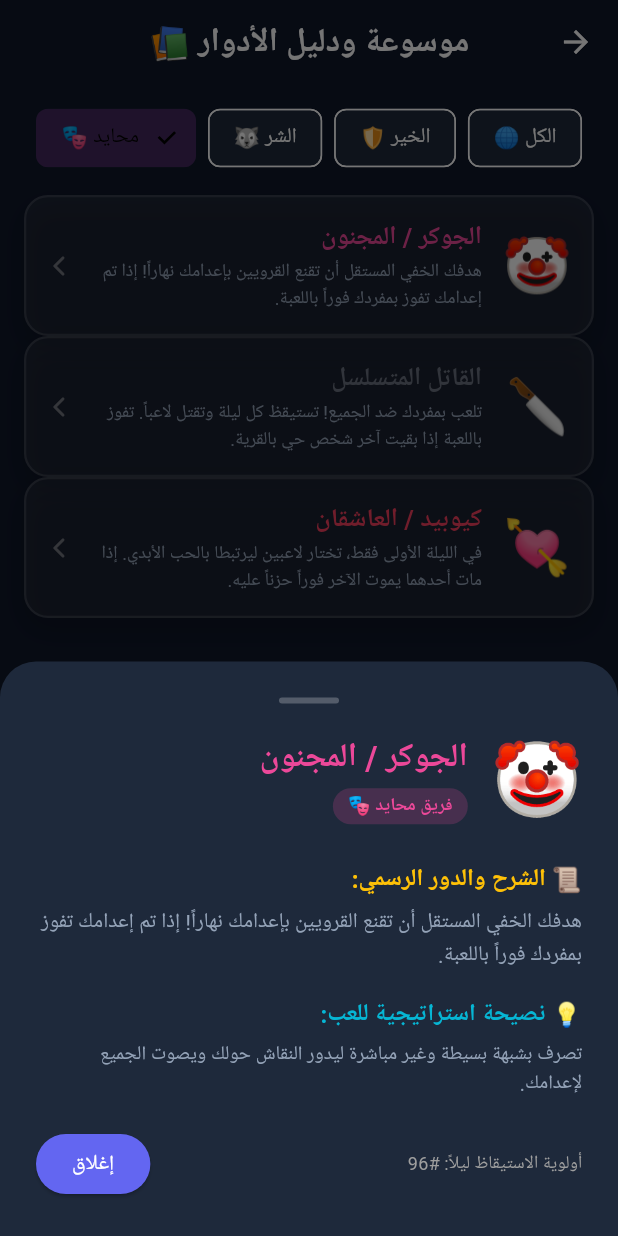
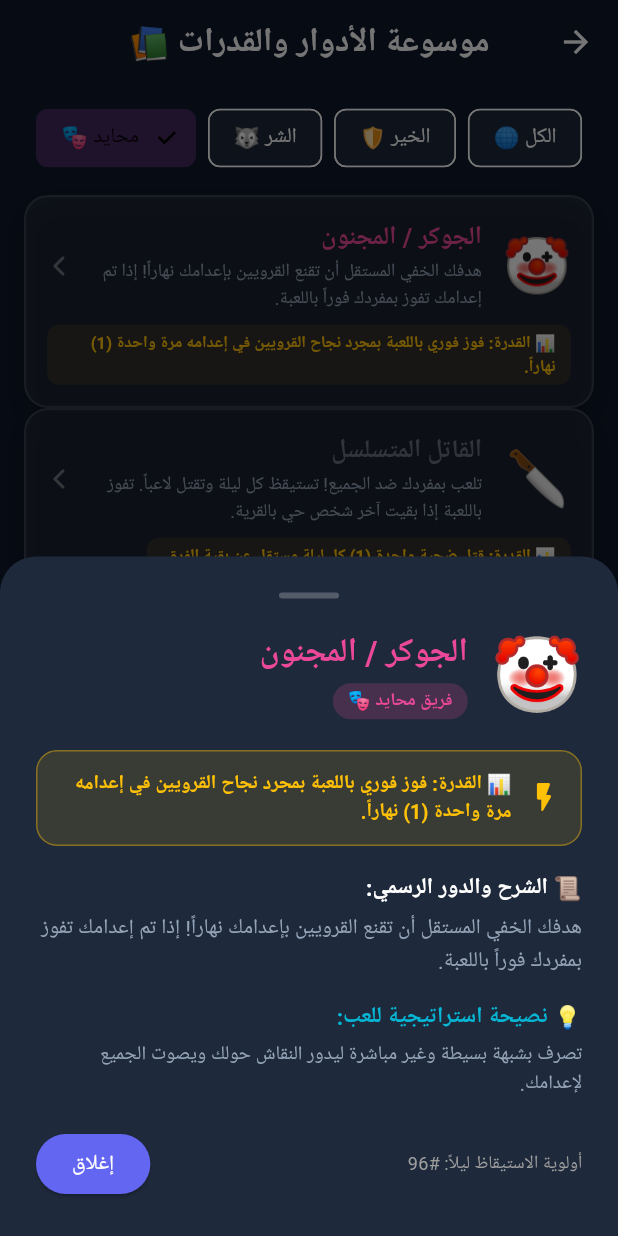
Before and after one commit to Homam-Almasri/game, a Flutter app: the RolesGuidePage screen opened directly, after a tap on "الشر 🐺", after a tap on "محايد 🎭", after a tap on "الجوكر / المجنون", on a phone screen of 412 x 824 dp. Run offline on Flutter 3.47's test engine with Material 3 defaults, Android fonts, the phone set to English and light mode, and no system bars; our stand-ins replace google_fonts; Roboto replaces fonts that are missing (Cairo); statements that could not run were skipped.

Commit message:
Add explicit numeric power limits badge (powerLimits) to all role cards and guide screens

```diff
--- a/lib/main.dart
+++ b/lib/main.dart
@@ -241,7 +241,7 @@ class GlassCard extends StatelessWidget {
 }
 
 // ============================================================================
-// 4. DOMAIN MODELS & ROLES DATA
+// 4. DOMAIN MODELS & ROLES DATA (WITH NUMERIC POWER USAGE LIMITS)
 // ============================================================================
 enum Team { villagers, werewolves, neutral }
 
@@ -255,6 +255,7 @@ class RoleModel {
   final int nightPriority;
   final Color color;
   final String strategyTip;
+  final String powerLimits;
 
   const RoleModel({
     required this.id,
@@ -266,6 +267,7 @@ class RoleModel {
     required this.nightPriority,
     required this.color,
     this.strategyTip = '',
+    required this.powerLimits,
   });
 }
 
@@ -316,6 +318,7 @@ class RolesData {
     nightPriority: 99,
     color: Color(0xFF10B981),
     strategyTip: 'لاحظ من يتحدث كثيراً أو يحاول توجيه التهم بسرعة بدون أدلة؛ غالباً ما يكون مستذئباً يحاول تضليل القرية.',
+    powerLimits: '📊 القدرة: تصويت عادي بصوت واحد (1) نهار كل جولة. لا يوجد حركة ليلاً.',
   );
 
   static const RoleModel seer = RoleModel(
@@ -328,6 +331,7 @@ class RolesData {
     nightPriority: 2,
     color: Color(0xFF8B5CF6),
     strategyTip: 'لا تكشف عن نفسك مبكراً حتى لا تستهدفك الذئاب، ووجّه النقاش بذكاء بناءً على معلوماتك السريّة.',
+    powerLimits: '📊 القدرة: كشف انتماء لاعب واحد (1) كل ليلة طوال بقائه حياً.',
   );
 
   static const RoleModel doctor = RoleModel(
@@ -339,6 +343,7 @@ class RolesData {
     nightActionPrompt: 'اختر لاعباً لحمايته هذه الليلة:',
     nightPriority: 1,
     color: Color(0xFF06B6D4),
+    powerLimits: '📊 القدرة: حماية لاعب واحد (1) كل ليلة (يمكنه حماية نفسه أو غيره دون حد أقصى للرات).',
   );
 
   static const RoleModel witch = RoleModel(
@@ -351,6 +356,7 @@ class RolesData {
     nightPriority: 4,
     color: Color(0xFFA855F7),
     strategyTip: 'احتفظ بجرعة الشفاء للشخصيات القوية كالعراف أو نفسك، واستخدم السم عندما تتيقن من هوية أحد المستذئبين.',
+    powerLimits: '📊 القدرة: جرعة شفاء واحدة (1) + جرعة سم واحدة (1) فقط طوال كامل اللعبة.',
   );
 
   static const RoleModel hunter = RoleModel(
@@ -362,6 +368,7 @@ class RolesData {
     nightActionPrompt: 'أنت تترقب في الظلام بنندقيتك.',
     nightPriority: 98,
     color: Color(0xFFD97706),
+    powerLimits: '📊 القدرة: رصاصة انتقام واحدة (1) عند الموت فقط.',
   );
 
   static const RoleModel mayor = RoleModel(
@@ -373,6 +380,7 @@ class RolesData {
     nightActionPrompt: 'أنت تنام استعداداً لقيادة القرية نهاراً.',
     nightPriority: 97,
     color: Color(0xFF3B82F6),
+    powerLimits: '📊 القدرة: صوت مضاعف بقيمة صوتين (2) دائماً في تصويت النهار.',
   );
 
   static const RoleModel werewolf = RoleModel(
@@ -385,6 +393,7 @@ class RolesData {
     nightPriority: 3,
     color: Color(0xFFEF4444),
     strategyTip: 'تظاهر بالدفاع عن القرويين وتحدث بثقة نهاراً لتبعد الشبهات عن نفسك وقطيعك.',
+    powerLimits: '📊 القدرة: التصويت على ضحية واحدة (1) مع القطيع كل ليلة.',
   );
 
   static const RoleModel alphaWolf = RoleModel(
@@ -396,6 +405,7 @@ class RolesData {
     nightActionPrompt: 'اقد قطيع الذئاب واختر الضحية:',
     nightPriority: 3,
     color: Color(0xFFB91C1C),
+    powerLimits: '📊 القدرة: قيادة هجوم الذئاب + التخفي كبريء من فحص العراف دائماً.',
   );
 
   static const RoleModel wolfSeer = RoleModel(
@@ -407,6 +417,7 @@ class RolesData {
     nightActionPrompt: 'اختر لاعباً لتكشف دوره للذئاب:',
     nightPriority: 2,
     color: Color(0xFFDC2626),
+    powerLimits: '📊 القدرة: كشف دور كامل للاعب واحد (1) كل ليلة.',
   );
 
   static const RoleModel wolfCub = RoleModel(
@@ -418,6 +429,7 @@ class RolesData {
     nightActionPrompt: 'أنت تختبئ مع قطيعك.',
     nightPriority: 3,
     color: Color(0xFFF97316),
+    powerLimits: '📊 القدرة: يمنح القطيع ضحيتين اثنتين (2) في الليلة التالية إذا تم إعدامه نهاراً.',
   );
 
   static const RoleModel fool = RoleModel(
@@ -430,6 +442,7 @@ class RolesData {
     nightPriority: 96,
     color: Color(0xFFEC4899),
     strategyTip: 'تصرف بشبهة بسيطة وغير مباشرة ليدور النقاش حولك ويصوت الجميع لإعدامك.',
+    powerLimits: '📊 القدرة: فوز فوري باللعبة بمجرد نجاح القرويين في إعدامه مرة واحدة (1) نهاراً.',
   );
 
   static const RoleModel serialKiller = RoleModel(
@@ -441,6 +454,7 @@ class RolesData {
     nightActionPrompt: 'اختر ضحيتك المستقلة لهذه الليلة:',
     nightPriority: 5,
     color: Color(0xFF6B7280),
+    powerLimits: '📊 القدرة: قتل ضحية واحدة (1) كل ليلة مستقل عن بقية الفرق.',
   );
 
   static const RoleModel cupid = RoleModel(
@@ -452,6 +466,7 @@ class RolesData {
     nightActionPrompt: 'اختر لاعبين لتربطهما بعاطفة الحب الأبدي:',
     nightPriority: 0,
     color: Color(0xFFF43F5E),
+    powerLimits: '📊 القدرة: ربط حبيبين اثنين (2) مرة واحدة فقط في الليلة الأولى.',
   );
 
   static List<RoleModel> get allRoles => [
@@ -847,7 +862,7 @@ class _PlayerSetupPageState extends State<PlayerSetupPage> {
         actions: [
           IconButton(
             icon: const Icon(Icons.menu_book_rounded, color: Colors.amber),
-            tooltip: 'دليل الشخصيات',
+            tooltip: 'دليل الشخصيات والقدرات',
             onPressed: () {
               Navigator.push(
                 context,
@@ -880,7 +895,7 @@ class _PlayerSetupPageState extends State<PlayerSetupPage> {
                               );
                             },
                             icon: const Icon(Icons.menu_book_rounded, size: 18, color: Colors.amber),
-                            label: const Text('موسوعة الأدوار 📚', style: TextStyle(color: Colors.amber, fontWeight: FontWeight.bold)),
+                            label: const Text('موسوعة الأدوار والقدرات 📚', style: TextStyle(color: Colors.amber, fontWeight: FontWeight.bold)),
                           ),
                         ],
                       ),
@@ -1026,7 +1041,7 @@ class _PlayerSetupPageState extends State<PlayerSetupPage> {
 }
 
 // ============================================================================
-// 7. ROLES GUIDE / ENCYCLOPEDIA PAGE (NEW FEATURE)
+// 7. ROLES GUIDE / ENCYCLOPEDIA PAGE (WITH NUMERIC POWER LIMITS)
 // ============================================================================
 class RolesGuidePage extends StatefulWidget {
   const RolesGuidePage({super.key});
@@ -1088,13 +1103,35 @@ class _RolesGuidePageState extends State<RolesGuidePage> {
                   ),
                 ],
               ),
-              const SizedBox(height: 20),
-              const Text('📜 الشرح والدور الرسمي:', style: TextStyle(fontSize: 16, fontWeight: FontWeight.bold, color: Colors.amber)),
+              const SizedBox(height: 16),
+              // NUMERIC POWER USAGE LIMITS BOX
+              Container(
+                padding: const EdgeInsets.all(12),
+                decoration: BoxDecoration(
+                  color: Colors.amber.withValues(alpha: 0.12),
+                  borderRadius: BorderRadius.circular(14),
+                  border: Border.all(color: Colors.amber.withValues(alpha: 0.4)),
+                ),
+                child: Row(
+                  children: [
+                    const Icon(Icons.flash_on_rounded, color: Colors.amber, size: 24),
+                    const SizedBox(width: 10),
+                    Expanded(
+                      child: Text(
+                        role.powerLimits,
+                        style: const TextStyle(fontSize: 13, fontWeight: FontWeight.bold, color: Colors.amber),
+                      ),
+                    ),
+                  ],
+                ),
+              ),
+              const SizedBox(height: 16),
+              const Text('📜 الشرح والدور الرسمي:', style: TextStyle(fontSize: 15, fontWeight: FontWeight.bold, color: Colors.white)),
               const SizedBox(height: 6),
               Text(role.description, style: const TextStyle(fontSize: 14, height: 1.5, color: Colors.white90)),
               if (role.strategyTip.isNotEmpty) ...[
-                const SizedBox(height: 16),
-                const Text('💡 نصيحة استراتيجية للعب:', style: TextStyle(fontSize: 16, fontWeight: FontWeight.bold, color: AppColors.secondary)),
+                const SizedBox(height: 14),
+                const Text('💡 نصيحة استراتيجية للعب:', style: TextStyle(fontSize: 15, fontWeight: FontWeight.bold, color: AppColors.secondary)),
                 const SizedBox(height: 6),
                 Text(role.strategyTip, style: const TextStyle(fontSize: 13, height: 1.4, color: AppColors.textSecondaryDark)),
               ],
@@ -1125,7 +1162,7 @@ class _RolesGuidePageState extends State<RolesGuidePage> {
     }).toList();
 
     return Scaffold(
-      appBar: AppBar(title: const Text('موسوعة ودليل الأدوار 📚')),
+      appBar: AppBar(title: const Text('موسوعة الأدوار والقدرات 📚')),
       body: SafeArea(
         child: Padding(
           padding: const EdgeInsets.symmetric(horizontal: 16.0, vertical: 12.0),
@@ -1169,7 +1206,10 @@ class _RolesGuidePageState extends State<RolesGuidePage> {
                       borderRadius: 16,
                       padding: const EdgeInsets.all(14),
                       onTap: () => _showRoleDetailModal(context, role),
-                      child: Row(
+                      child: Column(
+                        crossAxisAlignment: CrossAxisAlignment.start,
+                        children: [
+                          Row(
                             children: [
                               Text(role.icon, style: const TextStyle(fontSize: 36)),
                               const SizedBox(width: 14),
@@ -1189,6 +1229,20 @@ class _RolesGuidePageState extends State<RolesGuidePage> {
                                 ),
                               ),
                               const Icon(Icons.arrow_forward_ios_rounded, size: 16, color: Colors.white38),
+                            ],
+                          ),
+                          const SizedBox(height: 8),
+                          Container(
+                            padding: const EdgeInsets.symmetric(horizontal: 10, vertical: 4),
+                            decoration: BoxDecoration(
+                              color: Colors.amber.withValues(alpha: 0.1),
+                              borderRadius: BorderRadius.circular(8),
+                            ),
+                            child: Text(
+                              role.powerLimits,
+                              style: const TextStyle(fontSize: 11, fontWeight: FontWeight.bold, color: Colors.amber),
+                            ),
+                          ),
                         ],
                       ),
                     );
@@ -1283,7 +1337,20 @@ class _RoleRevealPageState extends State<RoleRevealPage> {
                                       style: TextStyle(fontWeight: FontWeight.bold, color: currentPlayer.role.color),
                                     ),
                                   ),
-                                  const SizedBox(height: 16),
+                                  const SizedBox(height: 14),
+                                  Container(
+                                    padding: const EdgeInsets.all(10),
+                                    decoration: BoxDecoration(
+                                      color: Colors.amber.withValues(alpha: 0.15),
+                                      borderRadius: BorderRadius.circular(12),
+                                    ),
+                                    child: Text(
+                                      currentPlayer.role.powerLimits,
+                                      textAlign: TextAlign.center,
+                                      style: const TextStyle(fontSize: 12, fontWeight: FontWeight.bold, color: Colors.amber),
+                                    ),
+                                  ),
+                                  const SizedBox(height: 14),
                                   Text(currentPlayer.role.description, textAlign: TextAlign.center, style: const TextStyle(fontSize: 14, height: 1.4)),
                                 ],
                               )
@@ -1551,7 +1618,7 @@ class _NightPhasePageState extends State<NightPhasePage> {
                         selected: _witchUseHeal,
                         disabledColor: Colors.grey.withValues(alpha: 0.2),
                         selectedColor: Colors.green.withValues(alpha: 0.3),
-                        label: Text(controller.witchHasHealPotion ? 'استخدام جرعة الشفاء 🧪' : 'تم استهلاك الشفاء ❌'),
+                        label: Text(controller.witchHasHealPotion ? 'جرعة الشفاء (1) 🧪' : 'تم استهلاك الشفاء (0) ❌'),
                         onSelected: controller.witchHasHealPotion
                             ? (val) => setState(() {
                                   _witchUseHeal = val;
@@ -1563,7 +1630,7 @@ class _NightPhasePageState extends State<NightPhasePage> {
                         selected: _witchUsePoison,
                         disabledColor: Colors.grey.withValues(alpha: 0.2),
                         selectedColor: Colors.purple.withValues(alpha: 0.3),
-                        label: Text(controller.witchHasPoisonPotion ? 'استخدام جرعة السم ☠️' : 'تم استهلاك السم ❌'),
+                        label: Text(controller.witchHasPoisonPotion ? 'جرعة السم (1) ☠️' : 'تم استهلاك السم (0) ❌'),
                         onSelected: controller.witchHasPoisonPotion
                             ? (val) => setState(() {
                                   _witchUsePoison = val;
@@ -1843,7 +1910,7 @@ class _DayPhasePageState extends State<DayPhasePage> {
 class GameOverPage extends StatelessWidget {
   const GameOverPage({super.key});
 
-  @override
+  @style
   Widget build(BuildContext context) {
     final controller = context.watch<GameController>();
     final allPlayers = controller.players;
```
Lines whose indentation alone changed are shown as unchanged.
